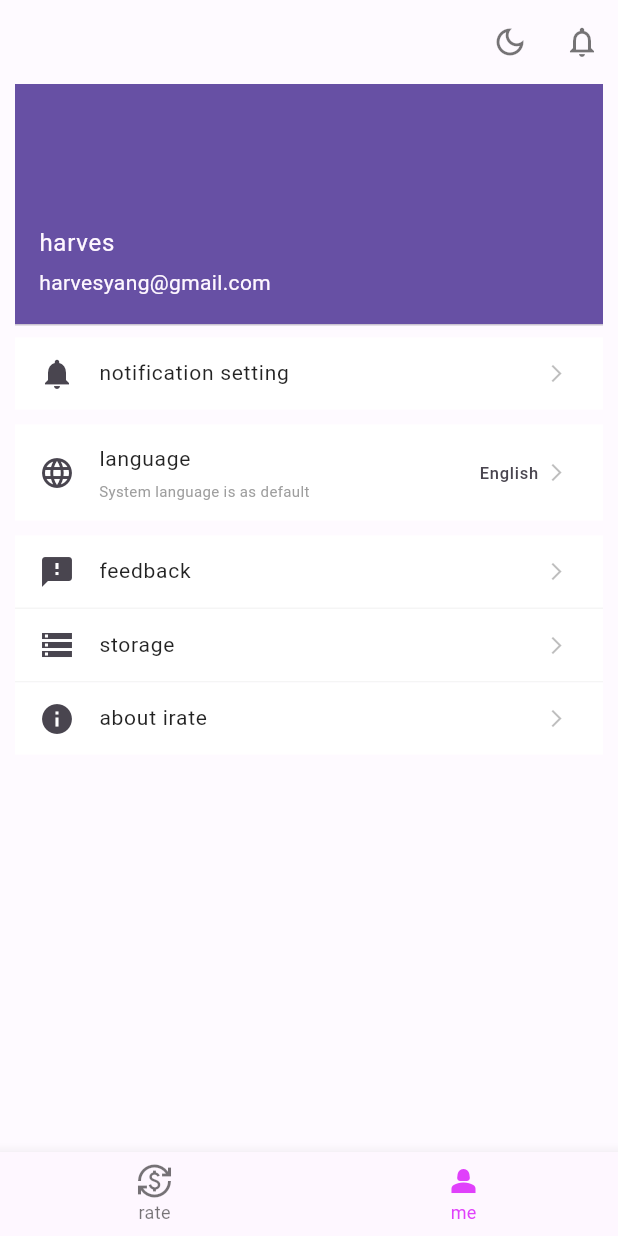
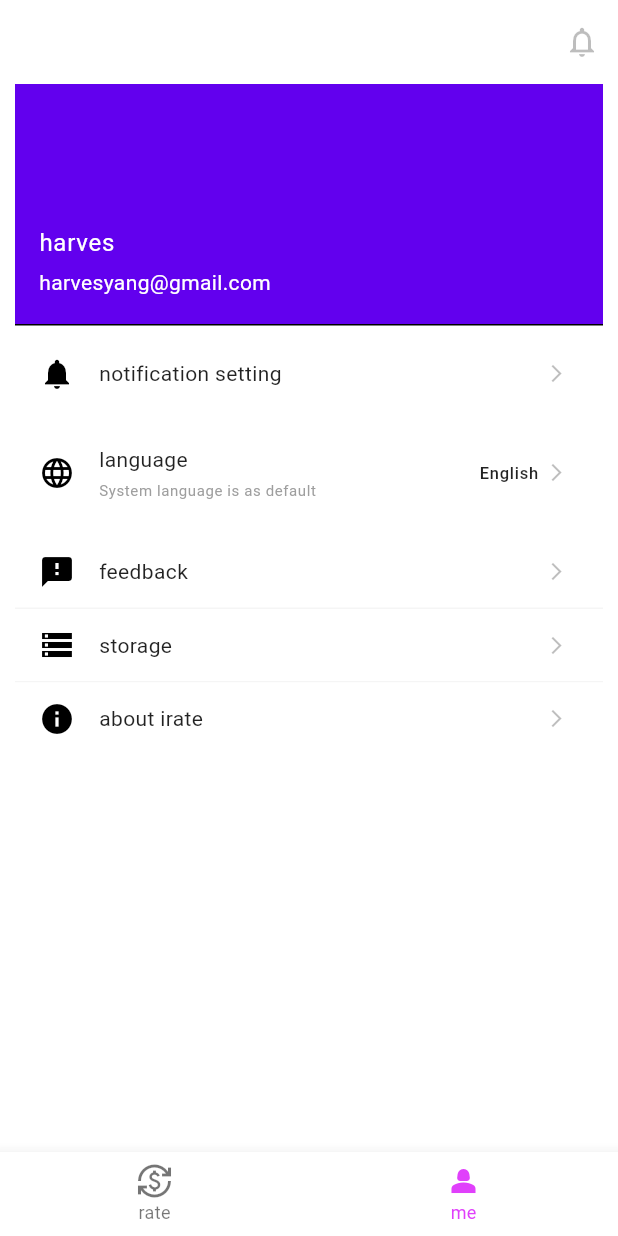
Before and after one commit to HarvesYoung/rate, a Flutter app: the screen it shows after launch, item 2 of the bottom bar chosen, on a phone screen of 412 x 824 dp. Run offline on Flutter 3.47's test engine with Material 3 defaults, Android fonts, the phone set to English and light mode, and no system bars; our stand-ins replace cloud_firestore, dio, firebase_core, firebase_messaging, firebase_storage, flutter_dotenv and 9 more; accounts and stored records are empty; generated files the repository leaves out were written again; network calls fail.

Commit message:
mode switch 80% done. put off.

```diff
--- a/lib/app.dart
+++ b/lib/app.dart
@@ -4,8 +4,10 @@ import 'package:hooks_riverpod/hooks_riverpod.dart';
 import 'package:rate/configs/custom_routes_config.dart';
 import 'package:rate/l10n/generated/app_localizations.dart';
 import 'package:rate/providers/providers.dart';
+import 'package:rate/themes/dark_theme.dart';
+import 'package:rate/themes/light.theme.dart';
 
-class App extends HookConsumerWidget {
+class App extends ConsumerWidget {
   const App({super.key});
 
   @override
@@ -26,13 +28,8 @@ class App extends HookConsumerWidget {
         GlobalCupertinoLocalizations.delegate
       ],
       supportedLocales: AppLocalizations.supportedLocales,
-      // theme: ThemeData(
-      //   splashFactory: NoSplash.splashFactory,
-      //   splashColor: Colors.transparent,
-      //   highlightColor: Colors.transparent
-      // ),
-      theme:ThemeData.light(),
-      darkTheme: ThemeData.dark(),
+      theme: lightTheme,
+      darkTheme: darkTheme,
       themeMode: themeMode,
       routes: customRoutesConfig,
       initialRoute: '/',
--- a/lib/pages/my_page.dart
+++ b/lib/pages/my_page.dart
@@ -17,32 +17,30 @@ class MyPage extends ConsumerWidget {
 
     return Scaffold(
       appBar: AppBar(
-        backgroundColor: Colors.white38,
         actions: [
+          /// todo light&dark mode is now under developing
+          // IconButton(
+          //   icon: Icon(Icons.dark_mode_outlined),
+          //   onPressed: () {
+          //     final currentMode = ref.read(themeModeProvider);
+          //     ref.read(themeModeProvider.notifier).state =
+          //         currentMode == ThemeMode.dark ? ThemeMode.light : ThemeMode.dark;
+          //   },
+          // ),
+          /// light&dark mode is now under developing end
           IconButton(
-            icon: Icon(Icons.dark_mode_outlined, color: Colors.black54),
+            icon: Icon(Icons.notifications_none_outlined, color: Theme.of(context).iconTheme.color,),
             onPressed: () {
-              // debugPrint('mode name = ')
-              final currentMode = ref.read(themeModeProvider);
-              ref.read(themeModeProvider.notifier).state =
-                  currentMode == ThemeMode.dark ? ThemeMode.light : ThemeMode.dark;
+              debugPrint('hello');
             },
-          ),
-          IconButton(
-            icon: Icon(Icons.notifications_none_outlined, color: Colors.black54,),
-            onPressed: null,
           )
         ],
       ),
-      body: Container(
+      body: Padding(
         padding: EdgeInsets.symmetric(horizontal: 10),
-        decoration: BoxDecoration(
-          color: Colors.white38,
-        ),
         child: ListView(
           children: [
             UserAccountsDrawerHeader(
-              // currentAccountPicture: ,
               accountName: Text('harves'),
               accountEmail: Text('harvesyang@gmail.com'),
             ),
@@ -50,52 +48,51 @@ class MyPage extends ConsumerWidget {
             //   height: 100,
             // ),
             Container(
-              color: Colors.white,
+              color: Theme.of(context).colorScheme.primaryContainer,
               child: ListTile(
                 leading: const Icon(Icons.notifications),
                 title: Text(
                   AppLocalizations.of(context)!.notificationTitle,
-                  style: TextStyle(
-                    fontSize: 14,
-                    color: Colors.black87
-                  ),
+                  style: Theme.of(context).textTheme.bodyMedium,
                 ),
                 dense: true,
-                trailing: Icon(Icons.arrow_forward_ios, size: 14, color: Colors.black26),
+                trailing: Icon(Icons.arrow_forward_ios, size: 14, color: Theme.of(context).iconTheme.color),
                 onTap: () => Navigator.of(context).pushNamed('notification')
               ),
             ),
             const SizedBox(height: 10,),
             Container(
-              color: Colors.white,
+              color: Theme.of(context).colorScheme.primaryContainer,
               child: ListTile(
                 leading: const Icon(Icons.language),
-                title: Text(AppLocalizations.of(context)!.language, style: TextStyle(
-                  fontSize: 14,
-                  color: Colors.black87
-                ),),
+                title: Text(
+                  AppLocalizations.of(context)!.language,
+                  style: Theme.of(context).textTheme.bodyMedium,
+                ),
                 subtitle: Text(
                   AppLocalizations.of(context)!.languageDescription,
-                  style: TextStyle(
-                  fontSize: 10,
-                  color: Colors.grey
-                ),),
+                  style: Theme.of(context).textTheme.bodySmall),
                 dense: true,
                 trailing: Row(
                   mainAxisSize: MainAxisSize.min,
                   children: [
-                    Text(languages[ref.watch(localeProvider).languageCode] ?? ''),
+                    Text(
+                      languages[ref.watch(localeProvider).languageCode] ?? '',
+                      style: TextStyle(
+                        color: Theme.of(context).colorScheme.primaryFixed
+                      ),
+                    ),
                     const SizedBox(width: 5,),
-                    const Icon(Icons.arrow_forward_ios, size: 14, color: Colors.black26)
+                    Icon(Icons.arrow_forward_ios, size: 14, color: Theme.of(context).iconTheme.color)
                   ],
                 ),
                 onTap: () => _showLanguageSelection(context, ref),
               ),
             ),
-            const SizedBox(height: 10,),
+            const SizedBox(height: 10),
             Container(
               decoration: BoxDecoration(
-                color: Colors.white,
+                color: Theme.of(context).colorScheme.primaryContainer,
                 border: Border(
                   bottom: BorderSide(
                     color: Colors.grey.shade100,
@@ -105,12 +102,12 @@ class MyPage extends ConsumerWidget {
               ),
               child: ListTile(
                 leading: const Icon(Icons.feedback),
-                title: Text(AppLocalizations.of(context)!.feedback, style: TextStyle(
-                    fontSize: 14,
-                    color: Colors.black87
-                ),),
+                title: Text(
+                  AppLocalizations.of(context)!.feedback,
+                  style: Theme.of(context).textTheme.bodyMedium
+                ),
                 dense: true,
-                trailing: const Icon(Icons.arrow_forward_ios, size: 14, color: Colors.black26),
+                trailing: Icon(Icons.arrow_forward_ios, size: 14, color: Theme.of(context).iconTheme.color),
                 onTap: () => Navigator.of(context).push(
                   NoSwipeCupertinoPageRoute(
                     builder: (_) => FeedbackPage()
@@ -121,7 +118,7 @@ class MyPage extends ConsumerWidget {
             ),
             Container(
               decoration: BoxDecoration(
-                color: Colors.white,
+                color: Theme.of(context).colorScheme.primaryContainer,
                 border: Border(
                   bottom: BorderSide(
                     color: Colors.grey.shade100,
@@ -131,26 +128,26 @@ class MyPage extends ConsumerWidget {
               ),
               child: ListTile(
                 leading: const Icon(Icons.storage),
-                title: Text(AppLocalizations.of(context)!.storage, style: TextStyle(
-                    fontSize: 14,
-                    color: Colors.black87
-                ),),
+                title: Text(
+                  AppLocalizations.of(context)!.storage,
+                  style: Theme.of(context).textTheme.bodyMedium
+                ),
                 dense: true,
-                trailing: const Icon(Icons.arrow_forward_ios, size: 14, color: Colors.black26),
+                trailing: Icon(Icons.arrow_forward_ios, size: 14, color: Theme.of(context).iconTheme.color),
                 onTap: () => Navigator.of(context).pushNamed('storage'),
                 // contentPadding: EdgeInsets.symmetric(vertical: 6),
               ),
             ),
             Container(
-              color: Colors.white,
+              color: Theme.of(context).colorScheme.primaryContainer,
               child: ListTile(
                 leading: const Icon(Icons.info),
-                title: Text(AppLocalizations.of(context)!.about, style: TextStyle(
-                    fontSize: 14,
-                    color: Colors.black87
-                ),),
+                title: Text(
+                  AppLocalizations.of(context)!.about,
+                  style: Theme.of(context).textTheme.bodyMedium
+                ),
                 dense: true,
-                trailing: const Icon(Icons.arrow_forward_ios, size: 14, color: Colors.black26),
+                trailing: Icon(Icons.arrow_forward_ios, size: 14, color: Theme.of(context).iconTheme.color),
                 onTap: () => _showAboutRate(context),
                 // contentPadding: EdgeInsets.symmetric(vertical: 6),
               ),
--- /dev/null
+++ b/lib/themes/dark_theme.dart
@@ -0,0 +1,32 @@
+
+import 'package:flutter/material.dart';
+
+ThemeData darkTheme = ThemeData(
+  splashFactory: NoSplash.splashFactory,
+  splashColor: Colors.transparent,
+  highlightColor: Colors.transparent,
+  brightness: Brightness.dark,
+  primarySwatch: Colors.teal,
+  scaffoldBackgroundColor: Colors.black,
+  colorScheme: const ColorScheme.dark(
+    primaryContainer: Colors.black,
+    primaryFixed: Colors.white,
+    onSurface: Colors.grey,
+  ),
+  appBarTheme: const AppBarTheme(
+    backgroundColor: Colors.black
+  ),
+  iconTheme: const IconThemeData(
+    color: Colors.white
+  ),
+  textTheme: TextTheme(
+    bodyMedium: const TextStyle().copyWith(
+      fontSize: 14,
+      color: Colors.white
+    ),
+    bodySmall: const TextStyle().copyWith(
+      fontSize: 10,
+      color: Colors.white
+    )
+  )
+);
--- /dev/null
+++ b/lib/themes/light.theme.dart
@@ -0,0 +1,31 @@
+
+import 'package:flutter/material.dart';
+
+ThemeData lightTheme = ThemeData(
+  splashFactory: NoSplash.splashFactory,
+  splashColor: Colors.transparent,
+  highlightColor: Colors.transparent,
+  brightness: Brightness.light,
+  colorScheme: const ColorScheme.light(
+    primaryContainer: Colors.white,
+    primaryFixed: Colors.black87
+    // secondaryContainer: Colors.grey
+    // onSurface: Colors.black87
+  ),
+  appBarTheme: const AppBarTheme(
+    backgroundColor: Colors.white38,
+  ),
+  iconTheme: const IconThemeData(
+    color: Colors.black26
+  ),
+  textTheme: TextTheme(
+    bodyMedium: const TextStyle().copyWith(
+      fontSize: 14,
+      color: Colors.black87
+    ),
+    bodySmall: const TextStyle().copyWith(
+      fontSize: 10,
+      color: Colors.grey
+    )
+  )
+);
```
